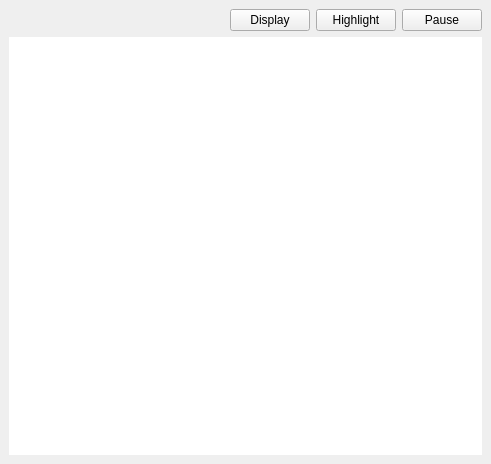
Above: profit/workbench/widgets/ui_messagedisplay.ui from hpsilva/profitpy before the change. Below: the same form after it.
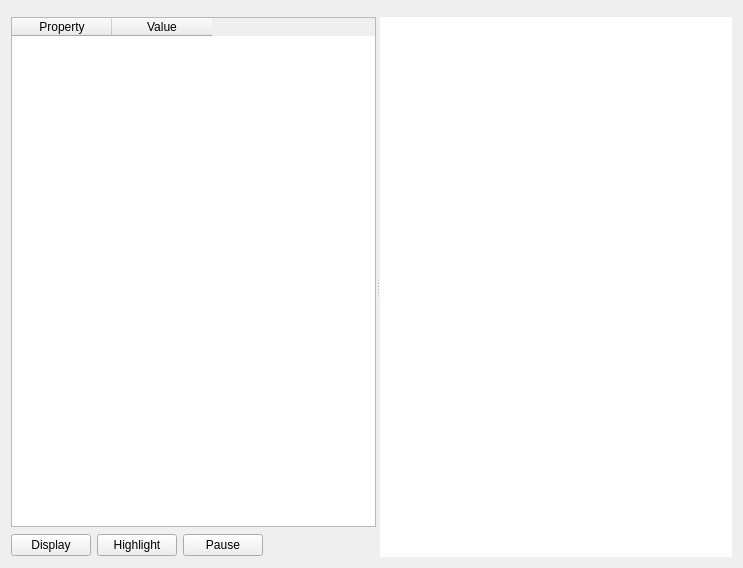
That is the form after the change. Icons and pictures are not drawn. Custom widgets are drawn as their Qt base class.

```diff
--- a/profit/workbench/widgets/ui_messagedisplay.ui
+++ b/profit/workbench/widgets/ui_messagedisplay.ui
@@ -5,39 +5,71 @@
    <rect>
     <x>0</x>
     <y>0</y>
-    <width>491</width>
-    <height>464</height>
+    <width>743</width>
+    <height>568</height>
    </rect>
   </property>
   <property name="windowTitle" >
    <string>Message Display</string>
   </property>
-  <layout class="QVBoxLayout" >
-   <property name="spacing" >
-    <number>6</number>
-   </property>
-   <property name="margin" >
-    <number>9</number>
-   </property>
+  <layout class="QVBoxLayout" name="verticalLayout_3" >
+   <item>
+    <widget class="SearchBar" native="1" name="searchBar" >
+     <property name="sizePolicy" >
+      <sizepolicy vsizetype="Minimum" hsizetype="Minimum" >
+       <horstretch>1</horstretch>
+       <verstretch>0</verstretch>
+      </sizepolicy>
+     </property>
+    </widget>
+   </item>
    <item>
-    <layout class="QHBoxLayout" >
-     <property name="spacing" >
-      <number>6</number>
+    <widget class="QSplitter" name="splitter" >
+     <property name="sizePolicy" >
+      <sizepolicy vsizetype="Preferred" hsizetype="Expanding" >
+       <horstretch>0</horstretch>
+       <verstretch>3</verstretch>
+      </sizepolicy>
      </property>
+     <property name="orientation" >
+      <enum>Qt::Horizontal</enum>
+     </property>
+     <widget class="QFrame" name="frame_2" >
+      <property name="frameShape" >
+       <enum>QFrame::NoFrame</enum>
+      </property>
+      <property name="frameShadow" >
+       <enum>QFrame::Plain</enum>
+      </property>
+      <layout class="QVBoxLayout" name="verticalLayout_2" >
      <property name="margin" >
       <number>0</number>
      </property>
      <item>
-      <widget class="SearchBar" native="1" name="searchBar" />
-     </item>
-     <item>
-      <layout class="QHBoxLayout" >
-       <property name="spacing" >
-        <number>6</number>
-       </property>
-       <property name="margin" >
-        <number>0</number>
-       </property>
+        <widget class="QTableWidget" name="messageDetail" >
+         <property name="sizePolicy" >
+          <sizepolicy vsizetype="Preferred" hsizetype="Expanding" >
+           <horstretch>0</horstretch>
+           <verstretch>3</verstretch>
+          </sizepolicy>
+         </property>
+         <property name="selectionMode" >
+          <enum>QAbstractItemView::SingleSelection</enum>
+         </property>
+         <column>
+          <property name="text" >
+           <string>Property</string>
+          </property>
+         </column>
+         <column>
+          <property name="text" >
+           <string>Value</string>
+          </property>
+         </column>
+        </widget>
+       </item>
+       <item>
+        <layout class="QHBoxLayout" name="horizontalLayout" >
        <item>
         <widget class="QPushButton" name="displayButton" >
          <property name="contextMenuPolicy" >
@@ -80,12 +112,51 @@
          </property>
         </widget>
        </item>
-      </layout>
+         <item>
+          <spacer name="horizontalSpacer" >
+           <property name="orientation" >
+            <enum>Qt::Horizontal</enum>
+           </property>
+           <property name="sizeHint" stdset="0" >
+            <size>
+             <width>13</width>
+             <height>24</height>
+            </size>
+           </property>
+          </spacer>
      </item>
     </layout>
    </item>
+      </layout>
+      <zorder>messageDetail</zorder>
+      <zorder>messageDetail</zorder>
+      <zorder>layoutWidget</zorder>
+     </widget>
+     <widget class="QFrame" name="frame" >
+      <property name="sizePolicy" >
+       <sizepolicy vsizetype="Preferred" hsizetype="Preferred" >
+        <horstretch>0</horstretch>
+        <verstretch>3</verstretch>
+       </sizepolicy>
+      </property>
+      <property name="frameShape" >
+       <enum>QFrame::NoFrame</enum>
+      </property>
+      <property name="frameShadow" >
+       <enum>QFrame::Plain</enum>
+      </property>
+      <layout class="QVBoxLayout" name="verticalLayout" >
+       <property name="margin" >
+        <number>0</number>
+       </property>
    <item>
     <widget class="QTableView" name="messageTable" >
+         <property name="sizePolicy" >
+          <sizepolicy vsizetype="Preferred" hsizetype="Expanding" >
+           <horstretch>0</horstretch>
+           <verstretch>3</verstretch>
+          </sizepolicy>
+         </property>
      <property name="frameShape" >
       <enum>QFrame::NoFrame</enum>
      </property>
@@ -104,6 +175,13 @@
      <property name="gridStyle" >
       <enum>Qt::DotLine</enum>
      </property>
+         <property name="cornerButtonEnabled" >
+          <bool>false</bool>
+         </property>
+        </widget>
+       </item>
+      </layout>
+     </widget>
     </widget>
    </item>
   </layout>
```
Left out of the diff: 8 changed lines with no effect on the pictures. Lines whose indentation alone changed are shown as unchanged.
